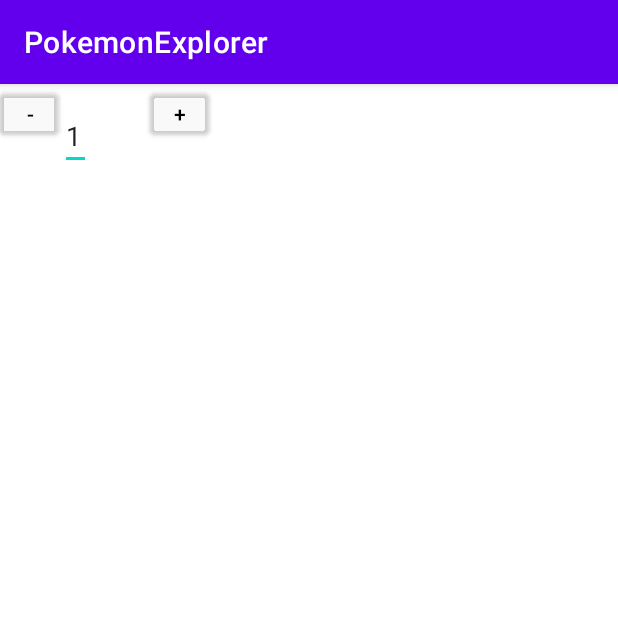
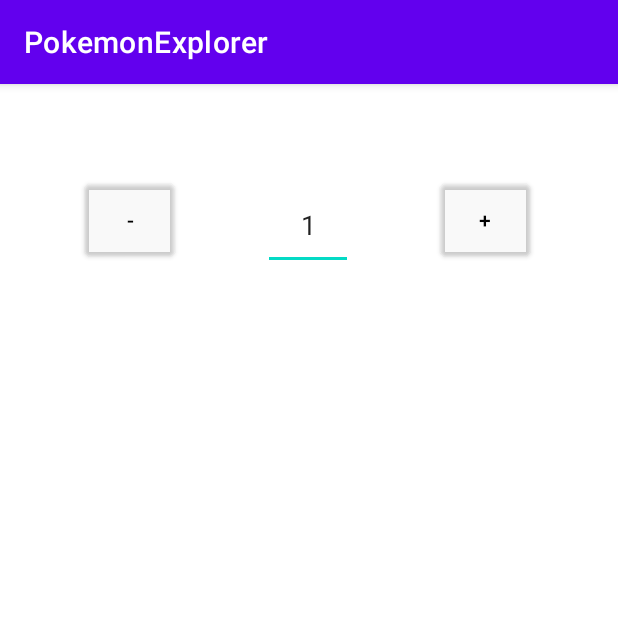
Before and after one commit to xunih/pokemon-explorer, an Android app: the screen it shows after launch (MainActivity), on a phone screen of 412 x 824 dp, the top half of it. Run offline under Robolectric (Android 15) with nearby library versions, the phone set to English and light mode, and no system bars; our stand-ins replace Picasso; pictures from the network do not load.

Commit message:
Improve layout

```diff
--- a/app/src/main/res/layout/activity_main.xml
+++ b/app/src/main/res/layout/activity_main.xml
@@ -11,53 +11,68 @@
         android:layout_width="wrap_content"
         android:layout_height="wrap_content"
         android:text=""
+        android:textAlignment="center"
+        android:textSize="32dp"
         app:layout_constraintBottom_toBottomOf="parent"
         app:layout_constraintEnd_toEndOf="parent"
+        app:layout_constraintHorizontal_bias="0.498"
         app:layout_constraintStart_toStartOf="parent"
-        app:layout_constraintTop_toTopOf="parent" />
+        app:layout_constraintTop_toTopOf="parent"
+        app:layout_constraintVertical_bias="0.327" />
 
     <ImageView
         android:id="@+id/imageView"
-        android:layout_width="150dp"
-        android:layout_height="150dp"
+        android:layout_width="300dp"
+        android:layout_height="300dp"
         app:layout_constraintBottom_toBottomOf="parent"
         app:layout_constraintEnd_toEndOf="@+id/textView1"
+        app:layout_constraintHorizontal_bias="0.505"
         app:layout_constraintStart_toStartOf="@+id/textView1"
-        app:layout_constraintTop_toBottomOf="@+id/textView1" />
+        app:layout_constraintTop_toBottomOf="@+id/textView1"
+        app:layout_constraintVertical_bias="0.206" />
+
+    <Button
+        android:id="@+id/plusBtn"
+        android:layout_width="60dp"
+        android:layout_height="60dp"
+        android:backgroundTint="@color/cardview_shadow_end_color"
+        android:text="+"
+        android:textAlignment="center"
+        android:textColor="@color/black"
+        app:layout_constraintBottom_toTopOf="@+id/textView1"
+        app:layout_constraintEnd_toEndOf="parent"
+        app:layout_constraintHorizontal_bias="0.495"
+        app:layout_constraintStart_toEndOf="@+id/textView2"
+        app:layout_constraintTop_toTopOf="parent"
+        app:layout_constraintVertical_bias="0.344" />
+
+    <EditText
+        android:id="@+id/textView2"
+        android:layout_width="60dp"
+        android:layout_height="60dp"
+        android:layout_marginTop="12dp"
+        android:text=""
+        android:textAlignment="center"
+        app:layout_constraintBottom_toTopOf="@+id/textView1"
+        app:layout_constraintEnd_toEndOf="@+id/textView1"
+        app:layout_constraintHorizontal_bias="0.516"
+        app:layout_constraintStart_toStartOf="@+id/textView1"
+        app:layout_constraintTop_toTopOf="parent"
+        app:layout_constraintVertical_bias="0.316" />
 
     <Button
         android:id="@+id/minusBtn"
-        android:layout_width="40dp"
-        android:layout_height="40dp"
+        android:layout_width="60dp"
+        android:layout_height="60dp"
         android:backgroundTint="@color/cardview_shadow_end_color"
         android:text="-"
         android:textAlignment="center"
         android:textColor="@color/black"
+        app:layout_constraintBottom_toTopOf="@+id/textView1"
+        app:layout_constraintEnd_toStartOf="@+id/textView2"
+        app:layout_constraintHorizontal_bias="0.491"
         app:layout_constraintStart_toStartOf="parent"
-        app:layout_constraintTop_toTopOf="parent" />
-
-    <Button
-        android:id="@+id/plusBtn"
-        android:layout_width="40dp"
-        android:layout_height="40dp"
-        android:layout_marginEnd="272dp"
-        android:backgroundTint="@color/cardview_shadow_end_color"
-        android:text="+"
-        android:textAlignment="center"
-        android:textColor="@color/black"
-        app:layout_constraintEnd_toEndOf="parent"
-        app:layout_constraintTop_toTopOf="parent" />
-
-    <EditText
-        android:id="@+id/textView2"
-        android:layout_width="wrap_content"
-        android:layout_height="wrap_content"
-        android:layout_marginTop="12dp"
-        android:layout_marginEnd="3dp"
-        android:text=""
-        app:layout_constraintEnd_toStartOf="@+id/plusBtn"
-        app:layout_constraintHorizontal_bias="0.0"
-        app:layout_constraintStart_toEndOf="@+id/minusBtn"
-        app:layout_constraintTop_toTopOf="parent" />
+        app:layout_constraintTop_toTopOf="parent"
+        app:layout_constraintVertical_bias="0.344" />
 
 </androidx.constraintlayout.widget.ConstraintLayout>
```
